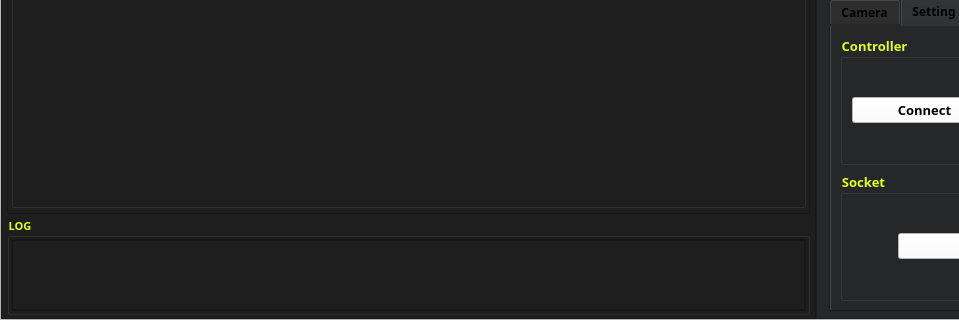
First picture: the form in Controller/mainwindow.ui, repository Alireza-2001/Underwater, before the edit; both pictures show x 0 to 959 and y 370 to 690 of the 1213 by 690 pixel window.
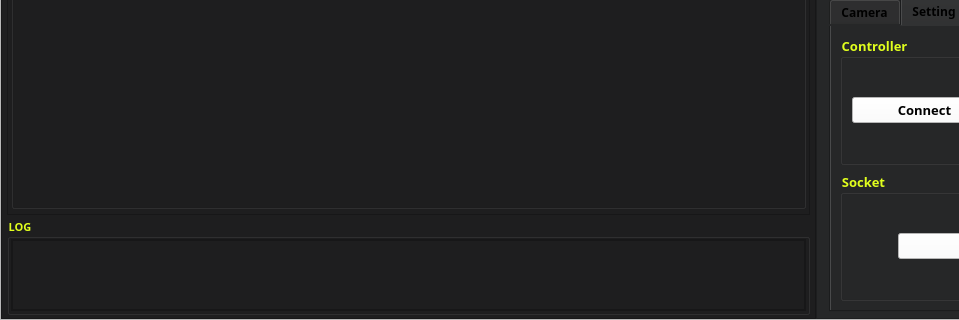
Second picture: the form after the edit.

```diff
--- a/Controller/mainwindow.ui
+++ b/Controller/mainwindow.ui
@@ -371,7 +371,7 @@
               <number>1</number>
              </property>
              <property name="topMargin">
-              <number>1</number>
+              <number>0</number>
              </property>
              <property name="rightMargin">
               <number>1</number>
```
